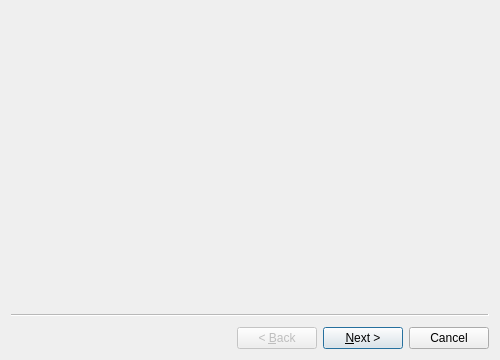
Qt form gui/DatabaseTools/ConversionTools/datasourceConversion.ui (dsgoficial/DsgTools) before a commit.
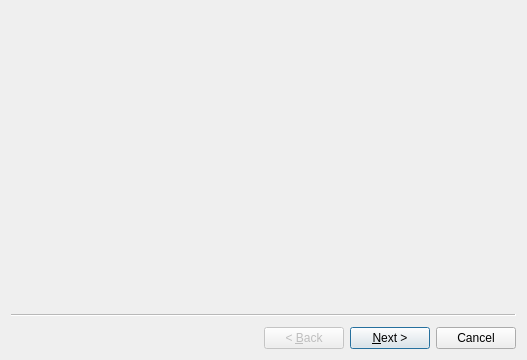
The same form after that commit. Custom widgets are drawn as their Qt base class.

Commit message: GUI changed. summary page merged to mapping table. bug in clearOutput

```diff
--- a/gui/DatabaseTools/ConversionTools/datasourceConversion.ui
+++ b/gui/DatabaseTools/ConversionTools/datasourceConversion.ui
@@ -6,7 +6,7 @@
    <rect>
     <x>0</x>
     <y>0</y>
-    <width>500</width>
+    <width>527</width>
     <height>360</height>
    </rect>
   </property>
```
Left out of the diff: 13 changed lines with no effect on the pictures. The commit also changes 4 other files.
